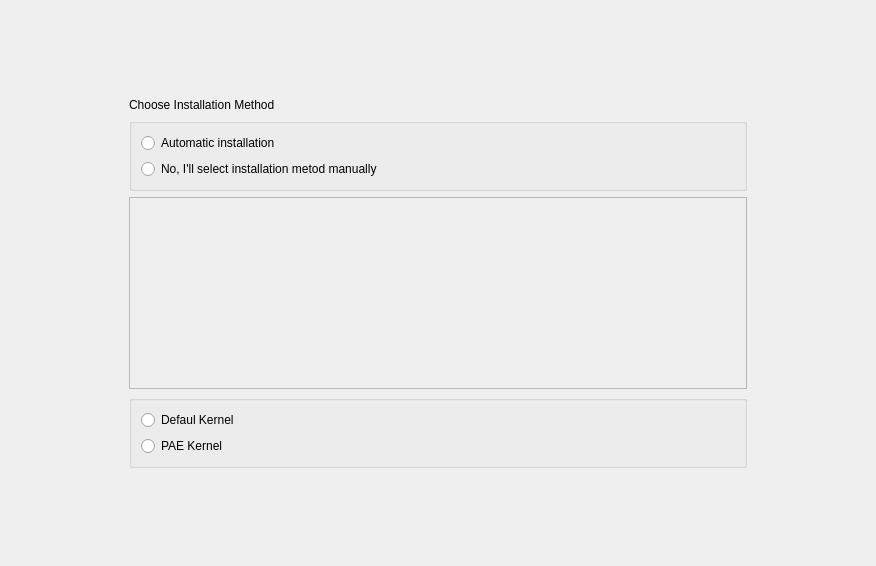
dadas45li/yali, file yali/gui/Ui/autoinstallationwidget.ui: the form before one commit.
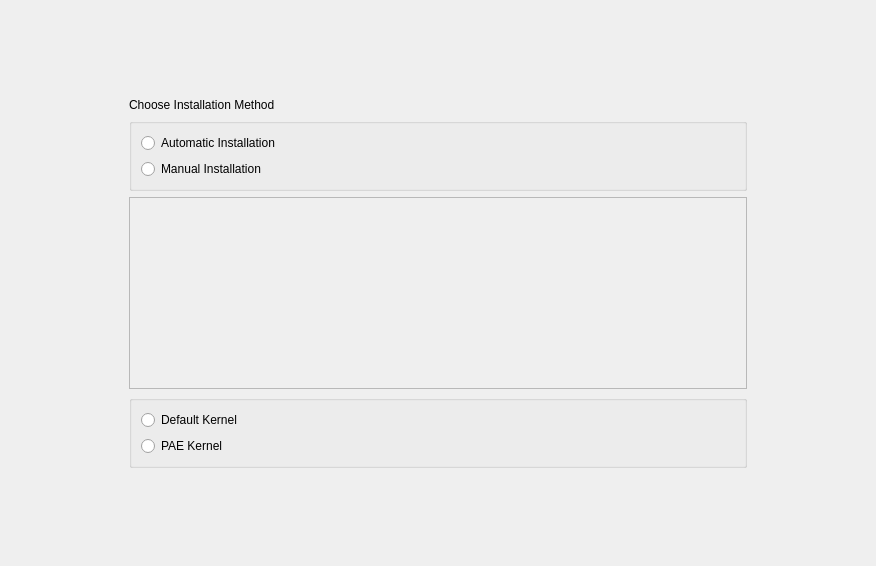
The form after the commit.

The edit to the form file:
```diff
--- a/yali/gui/Ui/autoinstallationwidget.ui
+++ b/yali/gui/Ui/autoinstallationwidget.ui
@@ -75,14 +75,14 @@
       <item row="0" column="0">
        <widget class="QRadioButton" name="radioAutomatic">
         <property name="text">
-         <string>Automatic installation</string>
+         <string>Automatic Installation</string>
         </property>
        </widget>
       </item>
       <item row="1" column="0">
        <widget class="QRadioButton" name="radioManual">
         <property name="text">
-         <string>No, I'll select installation metod manually</string>
+         <string>Manual Installation</string>
         </property>
        </widget>
       </item>
@@ -111,7 +111,7 @@
       <item row="0" column="0">
        <widget class="QRadioButton" name="radioDefaultKernel">
         <property name="text">
-         <string>Defaul Kernel</string>
+         <string>Default Kernel</string>
         </property>
        </widget>
       </item>
```
